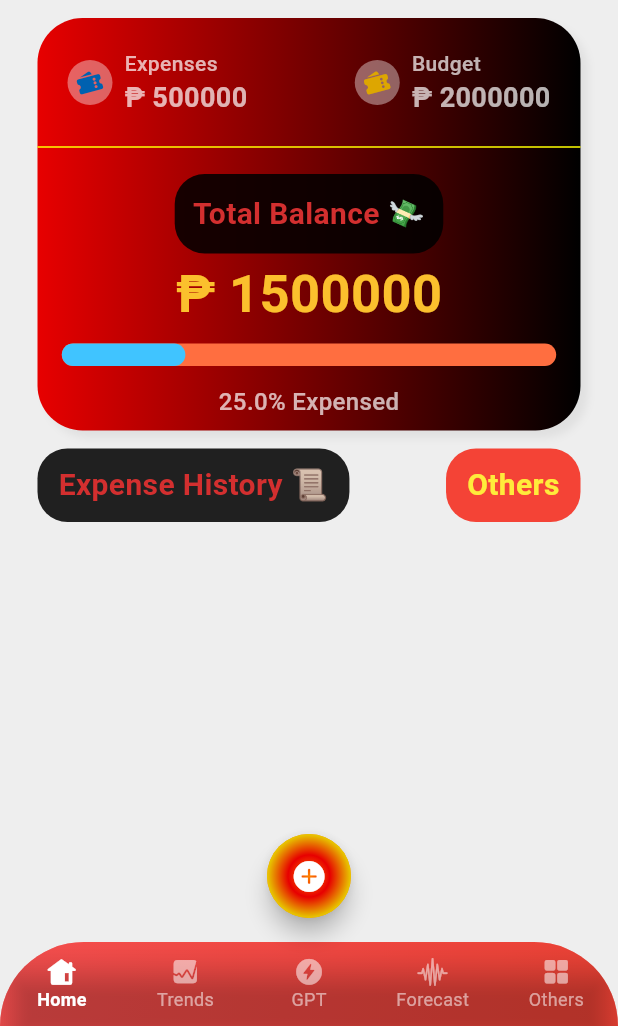
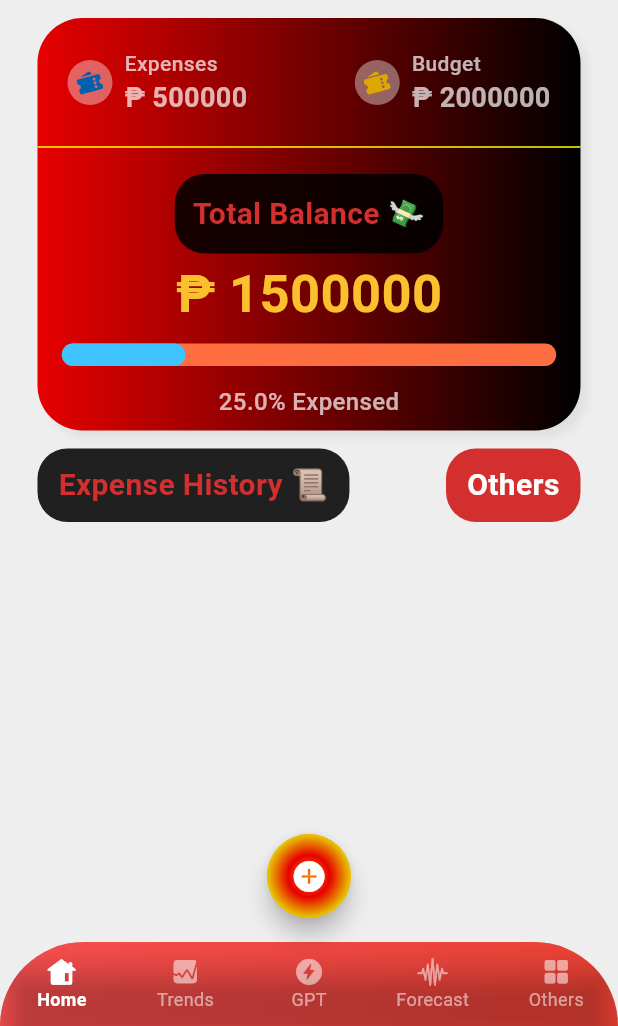
Before and after one commit to donyelqt/pera-pinoy, a Flutter app: the screen it shows after launch, on a phone screen of 412 x 824 dp, the part 210-1236 px from its top. Run offline on Flutter 3.47's test engine with Material 3 defaults, Android fonts, the phone set to English and light mode, and no system bars.

Commit message:
"Updated button style: changed background color to red[700] and text color to white."

```diff
--- a/lib/screens/home/views/main_screen.dart
+++ b/lib/screens/home/views/main_screen.dart
@@ -288,7 +288,7 @@ class MainScreen extends StatelessWidget {
                   padding:
                       EdgeInsets.symmetric(horizontal: 14.0, vertical: 10.0),
                   decoration: BoxDecoration(
-                    color: Colors.red,
+                    color: Colors.red[700],
                     borderRadius: BorderRadius.circular(20),
                   ),
                   child: Text(
@@ -296,7 +296,7 @@ class MainScreen extends StatelessWidget {
                     textAlign: TextAlign.center,
                     style: TextStyle(
                       fontSize: 20,
-                      color: Colors.yellow,
+                      color: Colors.white,
                       fontWeight: FontWeight.bold,
                     ),
                   ),
```
